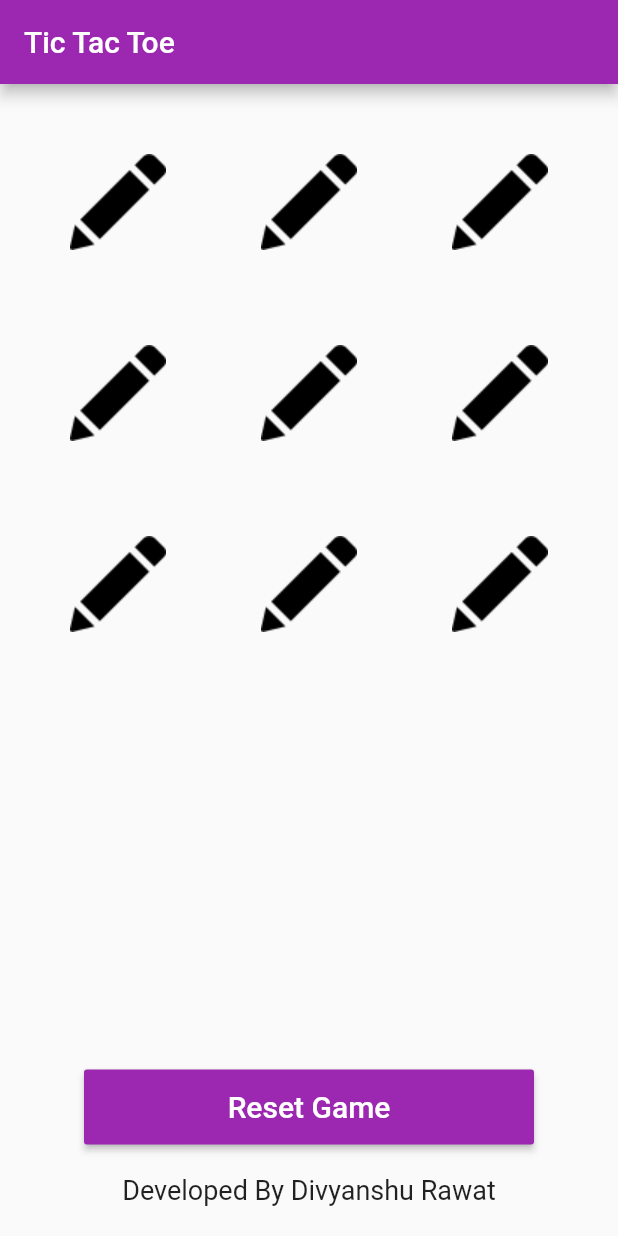
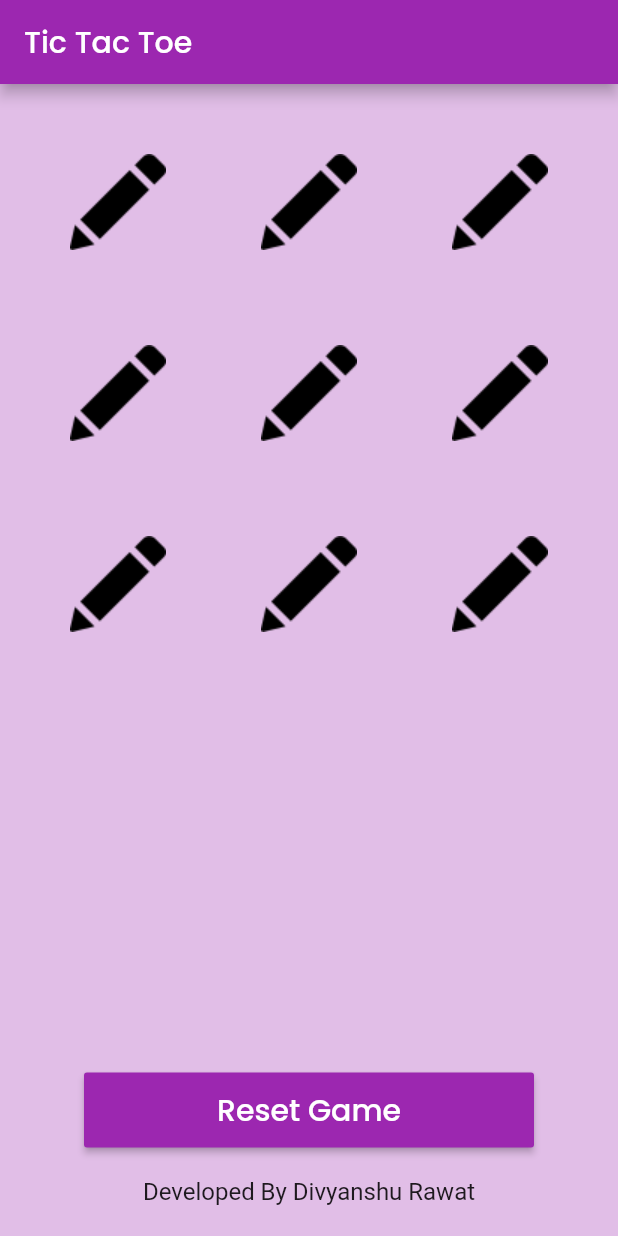
Before and after one commit to rawat-divyanshu/Tic-Tac-Toe-Flutter, a Flutter app: the screen it shows after launch, on a phone screen of 412 x 824 dp. Run offline on Flutter 3.47's test engine with Material 2 defaults, Android fonts, the phone set to English and light mode, and no system bars; our stand-ins replace google_fonts.

Commit message:
Changed aesthetics of the game background color, font, etc

```diff
--- a/lib/Home.dart
+++ b/lib/Home.dart
@@ -1,5 +1,6 @@
 import 'package:flutter/material.dart';
 import 'dart:io';
+import 'package:google_fonts/google_fonts.dart';
 
 class Home extends StatefulWidget {
   @override
@@ -167,7 +168,14 @@ class _HomeState extends State<Home> {
   Widget build(BuildContext context) {
     return Scaffold(
       appBar: AppBar(
-        title: Text("Tic Tac Toe"),
+        title: Text(
+          "Tic Tac Toe",
+          style: GoogleFonts.poppins(
+            fontSize: 20,
+            fontWeight: FontWeight.w500,
+            color: Colors.white,
+          ),
+        ),
       ),
       body: Column(
         mainAxisAlignment: MainAxisAlignment.start,
@@ -201,7 +209,7 @@ class _HomeState extends State<Home> {
             padding: EdgeInsets.all(20.0),
             child: Text(
               this.message,
-              style: TextStyle(
+              style: GoogleFonts.poppins(
                 fontSize: 20.0,
                 fontWeight: FontWeight.bold,
               ),
@@ -216,9 +224,10 @@ class _HomeState extends State<Home> {
             height: 50.0,
             child: Text(
               "Reset Game",
-              style: TextStyle(
+              style: GoogleFonts.poppins(
                 color: Colors.white,
                 fontSize: 20.0,
+                fontWeight: FontWeight.w500,
               ),
             ),
           ),
@@ -227,7 +236,7 @@ class _HomeState extends State<Home> {
             child: Text(
               "Developed By Divyanshu Rawat",
               style: TextStyle(
-                fontSize: 18.0,
+                fontSize: 16.0,
               ),
             ),
           )
--- a/lib/main.dart
+++ b/lib/main.dart
@@ -11,6 +11,7 @@ class MyApp extends StatelessWidget {
       debugShowCheckedModeBanner: false,
       theme: ThemeData(
         primarySwatch: Colors.purple,
+        scaffoldBackgroundColor: Colors.purple[100],
       ),
       home: Home(),
     );
--- a/pubspec.yaml
+++ b/pubspec.yaml
@@ -27,6 +27,7 @@ dependencies:
   # The following adds the Cupertino Icons font to your application.
   # Use with the CupertinoIcons class for iOS style icons.
   cupertino_icons: ^0.1.3
+  google_fonts: ^1.1.0
 
 dev_dependencies:
   flutter_test:
```
Also changed, not shown: pubspec.lock.
